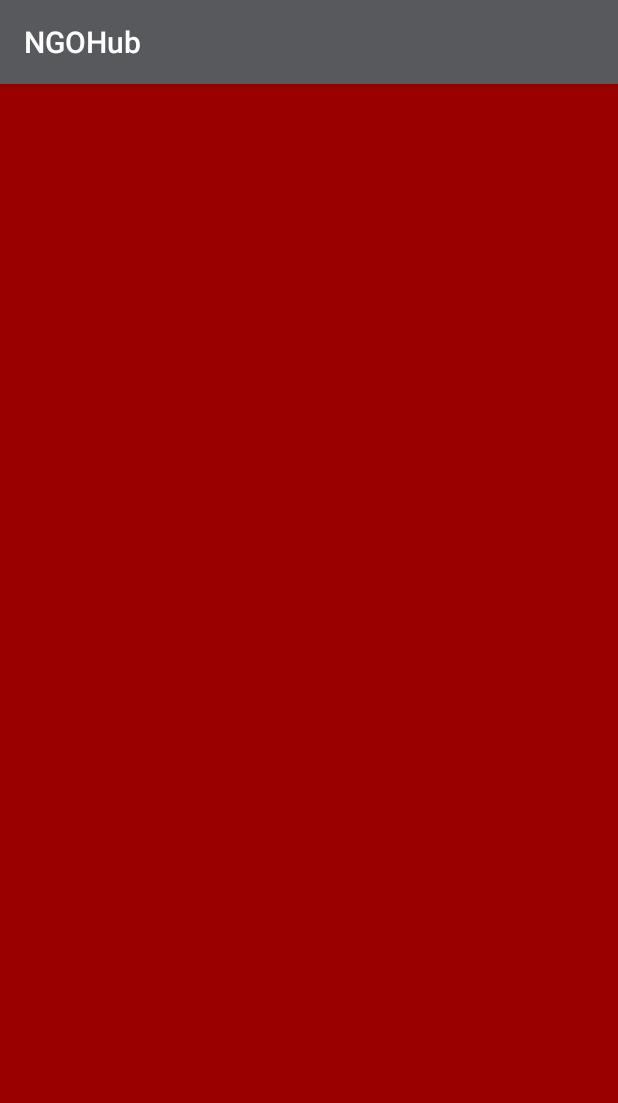
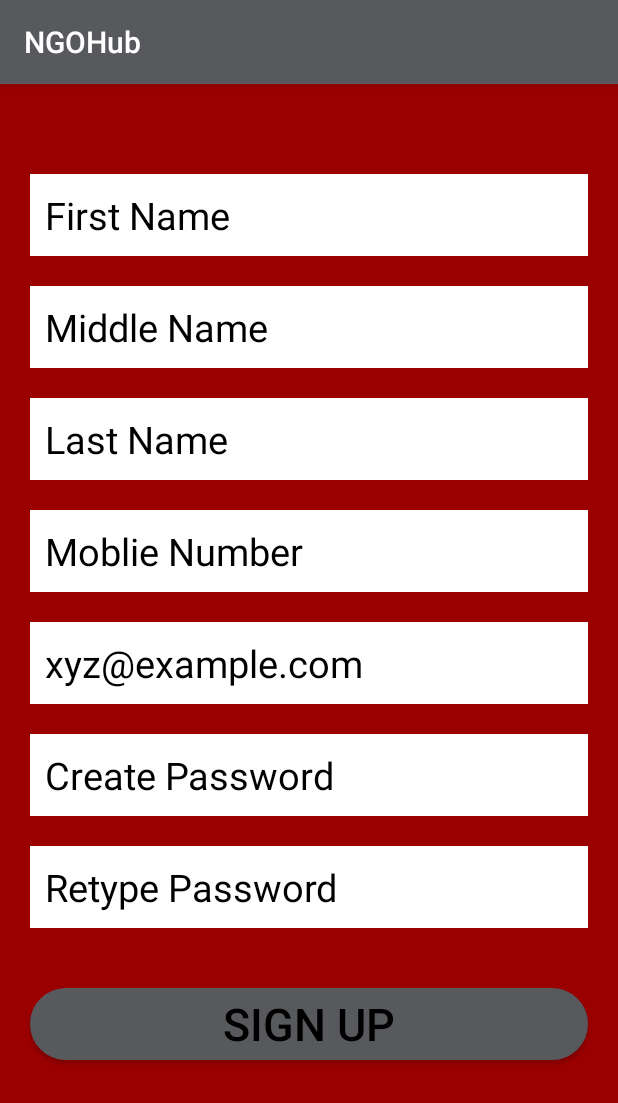
Before and after one commit to alesdos2010m/NGO_hub, an Android app: the SignupActivity screen opened directly, with no data from a screen before it, on a phone screen of 412 x 824 dp. Shown: the top 1103 px of the screen. Run offline under Robolectric (Android 15) with nearby library versions, the phone set to English and light mode, and no system bars.

Commit message:
build 0.1.4.5
Defined signup page:
SignupActivity

```diff
--- a/NGOHub/app/src/main/res/layout/activity_home.xml
+++ b/NGOHub/app/src/main/res/layout/activity_home.xml
@@ -11,7 +11,15 @@
     xmlns:tools="http://schemas.android.com/tools"
     android:layout_width="match_parent"
     android:layout_height="match_parent"
-    tools:context=".HomeActivity">
+    tools:context=".HomeActivity"
+    >
+
+    <RelativeLayout
+        android:layout_width="match_parent"
+        android:layout_height="wrap_content"
+        android:layout_alignParentBottom="true"
+        android:background="@color/primaryLightColor"
+        ></RelativeLayout>
 
 
 </RelativeLayout>
--- a/NGOHub/app/src/main/res/layout/activity_signin.xml
+++ b/NGOHub/app/src/main/res/layout/activity_signin.xml
@@ -29,8 +29,10 @@
     <EditText
         android:id="@+id/userid_input_signin"
         android:layout_width="match_parent"
-        android:layout_height="36dp"
+        android:layout_height="wrap_content"
         android:layout_below="@+id/app_logo"
+
+        android:padding="10dp"
 
         android:layout_marginLeft="20dp"
         android:layout_marginRight="20dp"
@@ -49,6 +51,7 @@
         android:layout_height="wrap_content"
         android:layout_below="@+id/userid_input_signin"
 
+        android:padding="10dp"
         android:layout_marginLeft="20dp"
         android:layout_marginRight="20dp"
 
@@ -66,6 +69,8 @@
         android:layout_below="@id/password_input_signin"
         android:layout_centerHorizontal="true"
         android:layout_marginTop="70dp"
+        android:layout_marginBottom="20dp"
+
         android:background="@drawable/button_signin"
         android:textSize="30sp"
         android:textColor="#000000"
--- a/NGOHub/app/src/main/res/layout/activity_signup.xml
+++ b/NGOHub/app/src/main/res/layout/activity_signup.xml
@@ -16,5 +16,154 @@
     android:background="@color/primaryDarkColor"
     >
 
+    <EditText
+        android:id="@+id/first_name_input_signup"
+        android:layout_width="match_parent"
+        android:layout_height="wrap_content"
+
+        android:padding="10dp"
+
+        android:layout_marginLeft="20dp"
+        android:layout_marginRight="20dp"
+
+        android:layout_marginTop="60dp"
+        android:background="@color/primaryTextColor"
+        android:textSize="25sp"
+        android:textColor="#000000"
+        android:hint="First Name"
+        android:textColorHint="#000000"
+        />
+    <EditText
+        android:id="@+id/middle_name_input_signup"
+        android:layout_width="match_parent"
+        android:layout_height="wrap_content"
+        android:layout_below="@id/first_name_input_signup"
+        android:padding="10dp"
+
+        android:layout_marginLeft="20dp"
+        android:layout_marginRight="20dp"
+
+        android:layout_marginTop="20dp"
+        android:background="@color/primaryTextColor"
+        android:textSize="25sp"
+        android:textColor="#000000"
+        android:hint="Middle Name"
+        android:textColorHint="#000000"
+        />
+
+    <EditText
+        android:id="@+id/last_name_input_signup"
+        android:layout_width="match_parent"
+        android:layout_height="wrap_content"
+        android:layout_below="@id/middle_name_input_signup"
+
+        android:padding="10dp"
+
+        android:layout_marginLeft="20dp"
+        android:layout_marginRight="20dp"
+
+        android:layout_marginTop="20dp"
+        android:background="@color/primaryTextColor"
+        android:textSize="25sp"
+        android:textColor="#000000"
+        android:hint="Last Name"
+        android:textColorHint="#000000"
+        />
+
+    <EditText
+        android:id="@+id/contact_no_input_signup"
+        android:layout_width="match_parent"
+        android:layout_height="wrap_content"
+        android:layout_below="@id/last_name_input_signup"
+
+        android:padding="10dp"
+
+        android:layout_marginLeft="20dp"
+        android:layout_marginRight="20dp"
+
+        android:layout_marginTop="20dp"
+        android:background="@color/primaryTextColor"
+        android:textSize="25sp"
+        android:textColor="#000000"
+        android:hint="Moblie Number"
+        android:textColorHint="#000000"
+        />
+
+    <EditText
+        android:id="@+id/email_id_no_input_signup"
+        android:layout_width="match_parent"
+        android:layout_height="wrap_content"
+        android:layout_below="@id/contact_no_input_signup"
+
+        android:padding="10dp"
+
+        android:layout_marginLeft="20dp"
+        android:layout_marginRight="20dp"
+
+        android:layout_marginTop="20dp"
+        android:background="@color/primaryTextColor"
+        android:textSize="25sp"
+        android:textColor="#000000"
+        android:hint="xyz@example.com"
+        android:textColorHint="#000000"
+        />
+    <EditText
+        android:id="@+id/password1_input_signup"
+        android:layout_width="match_parent"
+        android:layout_height="wrap_content"
+        android:layout_below="@id/email_id_no_input_signup"
+
+        android:padding="10dp"
+
+        android:layout_marginLeft="20dp"
+        android:layout_marginRight="20dp"
+
+        android:layout_marginTop="20dp"
+        android:background="@color/primaryTextColor"
+        android:textSize="25sp"
+        android:textColor="#000000"
+        android:hint="Create Password"
+        android:textColorHint="#000000"
+        />
+    <EditText
+        android:id="@+id/password2_input_signup"
+        android:layout_width="match_parent"
+        android:layout_height="wrap_content"
+        android:layout_below="@id/password1_input_signup"
+
+        android:padding="10dp"
+
+        android:layout_marginLeft="20dp"
+        android:layout_marginRight="20dp"
+
+        android:layout_marginTop="20dp"
+        android:background="@color/primaryTextColor"
+        android:textSize="25sp"
+        android:textColor="#000000"
+        android:hint="Retype Password"
+        android:textColorHint="#000000"
+        />
+
+    <!--*************************************-->
+
+    <Button
+        android:id="@+id/app_signup_btn"
+        android:layout_width="match_parent"
+        android:layout_height="wrap_content"
+        android:layout_below="@id/password2_input_signup"
+
+        android:layout_centerHorizontal="true"
+        android:layout_marginLeft="20dp"
+        android:layout_marginRight="20dp"
+
+        android:layout_marginTop="40dp"
+        android:layout_marginBottom="20dp"
+        android:background="@drawable/button_signin"
+        android:textSize="30sp"
+        android:textColor="#000000"
+        android:text="sign up"
+        />
+
+
 </RelativeLayout>
 </ScrollView>
```
